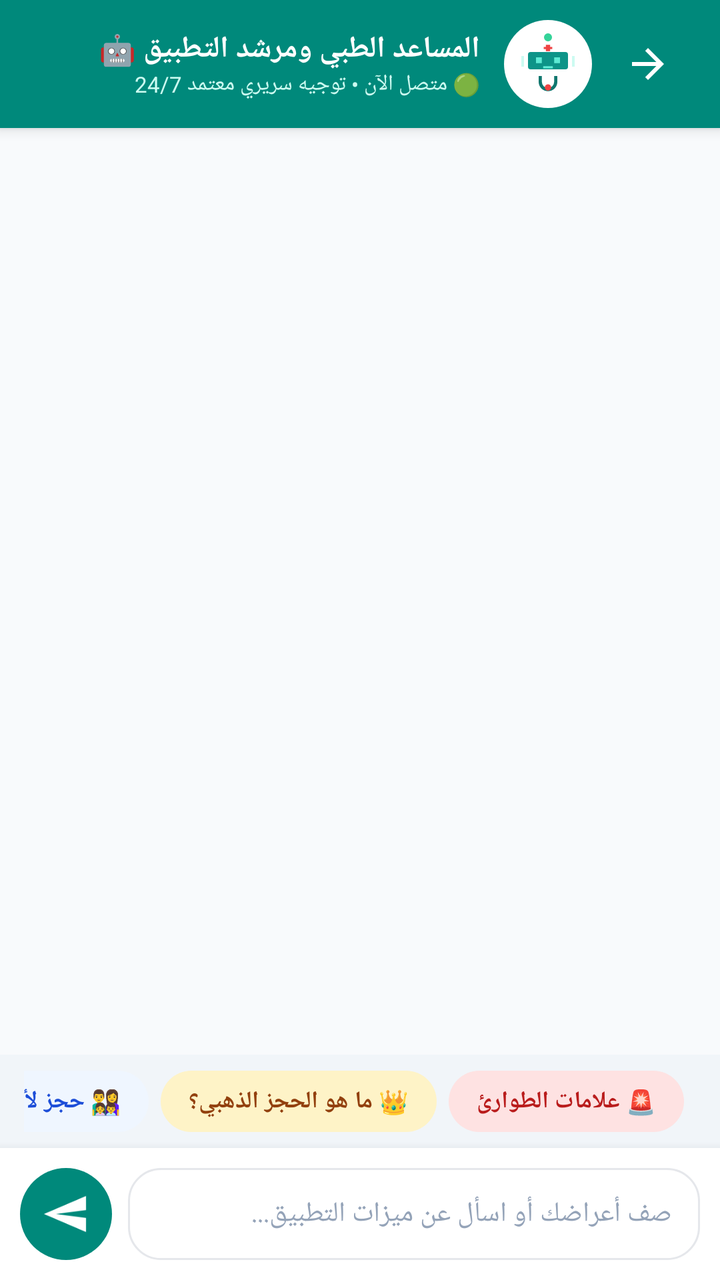
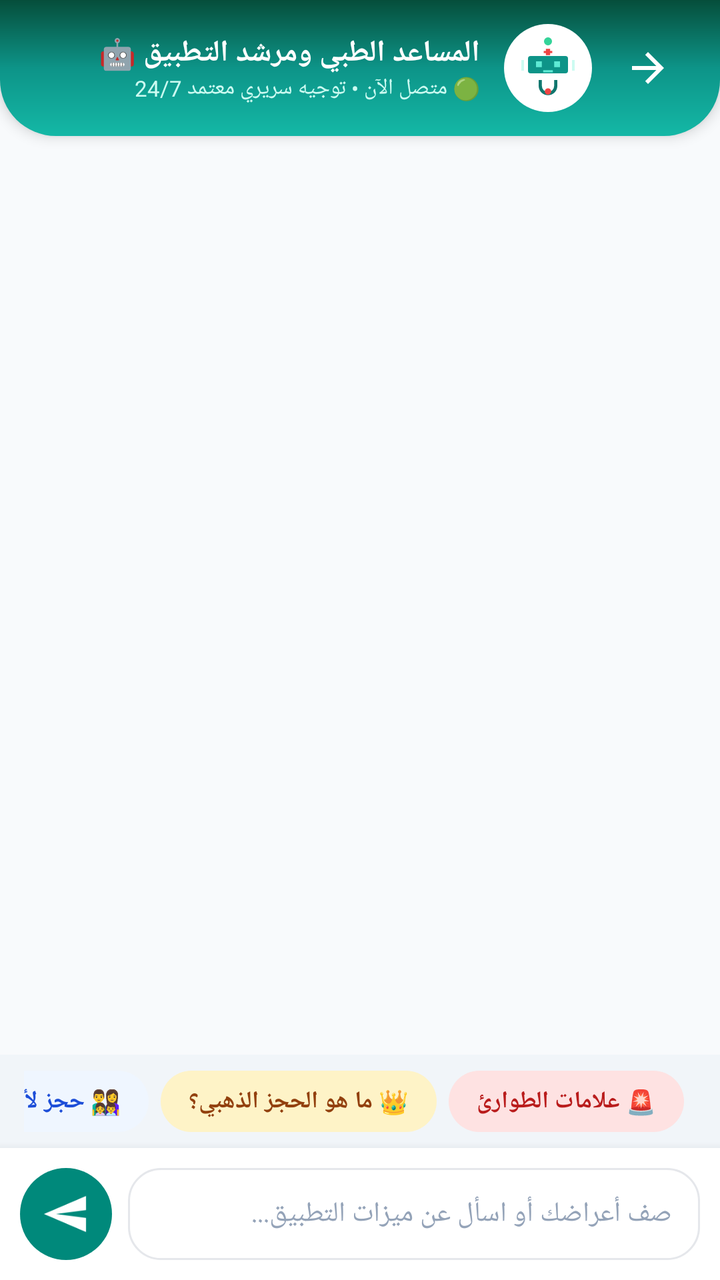

Before-and-after screenshots of an Android layout around one commit, followed by the original layout XML and the change that was made.
<!-- AndroidManifest.xml: application theme Theme.MedicalClinic -->
<!-- res/layout/activity_clinical_assistant.xml -->
<?xml version="1.0" encoding="utf-8"?>
<LinearLayout xmlns:android="http://schemas.android.com/apk/res/android"
    xmlns:app="http://schemas.android.com/apk/res-auto"
    android:layout_width="match_parent"
    android:layout_height="match_parent"
    android:orientation="vertical"
    android:background="#F8FAFC"
    android:layoutDirection="rtl">

    
    <LinearLayout
        android:layout_width="match_parent"
        android:layout_height="64dp"
        android:orientation="horizontal"
        android:gravity="center_vertical"
        android:background="#00897B"
        android:paddingHorizontal="16dp"
        android:elevation="4dp">

        <ImageButton
            android:id="@+id/btnBackAssistant"
            android:layout_width="40dp"
            android:layout_height="40dp"
            android:background="?attr/selectableItemBackgroundBorderless"
            android:src="@drawable/ic_arrow_back"
            app:tint="#FFFFFF"
            android:contentDescription="رجوع" />

        <FrameLayout
            android:layout_width="44dp"
            android:layout_height="44dp"
            android:layout_marginStart="8dp">

            <ImageView
                android:layout_width="match_parent"
                android:layout_height="match_parent"
                android:padding="6dp"
                android:background="@drawable/bg_circle_primary"
                android:backgroundTint="#FFFFFF"
                android:src="@drawable/ic_doctor_robot"
                android:contentDescription="روبوت طبيب" />
        </FrameLayout>

        <LinearLayout
            android:layout_width="0dp"
            android:layout_height="wrap_content"
            android:layout_weight="1"
            android:orientation="vertical"
            android:layout_marginStart="12dp">

            <TextView
                android:layout_width="wrap_content"
                android:layout_height="wrap_content"
                android:text="المساعد الطبي ومرشد التطبيق 🤖"
                android:textColor="#FFFFFF"
                android:textSize="15sp"
                android:textStyle="bold" />

            <TextView
                android:layout_width="wrap_content"
                android:layout_height="wrap_content"
                android:text="🟢 متصل الآن • توجيه سريري معتمد 24/7"
                android:textColor="#CCFBF1"
                android:textSize="11sp" />
        </LinearLayout>
    </LinearLayout>

    
    <androidx.recyclerview.widget.RecyclerView
        android:id="@+id/rvAssistantMessages"
        android:layout_width="match_parent"
        android:layout_height="0dp"
        android:layout_weight="1"
        android:clipToPadding="false"
        android:padding="12dp"
        android:scrollbars="vertical" />

    
    <LinearLayout
        android:id="@+id/layoutThinking"
        android:layout_width="match_parent"
        android:layout_height="wrap_content"
        android:orientation="horizontal"
        android:gravity="center_vertical"
        android:paddingHorizontal="16dp"
        android:paddingVertical="8dp"
        android:background="#E0F2F1"
        android:visibility="gone">

        <ProgressBar
            android:layout_width="18dp"
            android:layout_height="18dp"
            android:indeterminateTint="#00897B" />

        <TextView
            android:layout_width="wrap_content"
            android:layout_height="wrap_content"
            android:layout_marginStart="10dp"
            android:text="المساعد يحلل الأعراض ويبحث عن أنسب الأطباء..."
            android:textColor="#00695C"
            android:textSize="12sp"
            android:textStyle="bold" />
    </LinearLayout>

    
    <HorizontalScrollView
        android:id="@+id/scrollSuggestions"
        android:layout_width="match_parent"
        android:layout_height="wrap_content"
        android:scrollbars="none"
        android:paddingHorizontal="12dp"
        android:paddingVertical="8dp"
        android:background="#F1F5F9">

        <LinearLayout
            android:id="@+id/layoutSuggestions"
            android:layout_width="wrap_content"
            android:layout_height="wrap_content"
            android:orientation="horizontal">

            <TextView
                android:id="@+id/chipEmergency"
                android:layout_width="wrap_content"
                android:layout_height="wrap_content"
                android:background="@drawable/bg_pill_status_upcoming"
                android:backgroundTint="#FEE2E2"
                android:textColor="#B91C1C"
                android:textSize="12sp"
                android:textStyle="bold"
                android:singleLine="true"
                android:lines="1"
                android:paddingHorizontal="14dp"
                android:paddingVertical="7dp"
                android:text="🚨 علامات الطوارئ"
                android:layout_marginStart="6dp" />

            <TextView
                android:id="@+id/chipGoldenSeat"
                android:layout_width="wrap_content"
                android:layout_height="wrap_content"
                android:background="@drawable/bg_pill_status_upcoming"
                android:backgroundTint="#FEF3C7"
                android:textColor="#92400E"
                android:textSize="12sp"
                android:textStyle="bold"
                android:singleLine="true"
                android:lines="1"
                android:paddingHorizontal="14dp"
                android:paddingVertical="7dp"
                android:text="👑 ما هو الحجز الذهبي؟"
                android:layout_marginStart="6dp" />

            <TextView
                android:id="@+id/chipFamilyBooking"
                android:layout_width="wrap_content"
                android:layout_height="wrap_content"
                android:background="@drawable/bg_pill_status_upcoming"
                android:backgroundTint="#EFF6FF"
                android:textColor="#1D4ED8"
                android:textSize="12sp"
                android:textStyle="bold"
                android:singleLine="true"
                android:lines="1"
                android:paddingHorizontal="14dp"
                android:paddingVertical="7dp"
                android:text="👨‍👩‍👧‍👦 حجز لأحد أفراد العائلة"
                android:layout_marginStart="6dp" />

            <TextView
                android:id="@+id/chipNfcArrival"
                android:layout_width="wrap_content"
                android:layout_height="wrap_content"
                android:background="@drawable/bg_pill_status_upcoming"
                android:backgroundTint="#DCFCE7"
                android:textColor="#15803D"
                android:textSize="12sp"
                android:textStyle="bold"
                android:singleLine="true"
                android:lines="1"
                android:paddingHorizontal="14dp"
                android:paddingVertical="7dp"
                android:text="📍 تأكيد الحضور بـ NFC"
                android:layout_marginStart="6dp" />

            <TextView
                android:id="@+id/chipWalletRecharge"
                android:layout_width="wrap_content"
                android:layout_height="wrap_content"
                android:background="@drawable/bg_pill_status_upcoming"
                android:backgroundTint="#F3E8FF"
                android:textColor="#7E22CE"
                android:textSize="12sp"
                android:textStyle="bold"
                android:singleLine="true"
                android:lines="1"
                android:paddingHorizontal="14dp"
                android:paddingVertical="7dp"
                android:text="💳 شحن رصيد المحفظة"
                android:layout_marginStart="6dp" />
        </LinearLayout>
    </HorizontalScrollView>

    
    <LinearLayout
        android:layout_width="match_parent"
        android:layout_height="wrap_content"
        android:orientation="horizontal"
        android:gravity="center_vertical"
        android:padding="10dp"
        android:background="#FFFFFF"
        android:elevation="8dp">

        <EditText
            android:id="@+id/etAssistantInput"
            android:layout_width="0dp"
            android:layout_height="wrap_content"
            android:layout_weight="1"
            android:minHeight="46dp"
            android:maxHeight="110dp"
            android:background="@drawable/bg_input_field"
            android:hint="صف أعراضك أو اسأل عن ميزات التطبيق..."
            android:textColor="#1E293B"
            android:textColorHint="#94A3B8"
            android:textSize="14sp"
            android:paddingHorizontal="14dp"
            android:paddingVertical="10dp"
            android:inputType="textMultiLine" />

        <ImageButton
            android:id="@+id/btnSendAssistant"
            android:layout_width="46dp"
            android:layout_height="46dp"
            android:layout_marginStart="8dp"
            android:background="@drawable/bg_circle_primary"
            android:backgroundTint="#00897B"
            android:src="@drawable/ic_send"
            app:tint="#FFFFFF"
            android:contentDescription="إرسال" />
    </LinearLayout>
</LinearLayout>
<!-- resources referenced by this layout -->
<resources>
  <!-- drawable bg_circle_primary (drawable) -->
  <?xml version="1.0" encoding="utf-8"?>
  <shape xmlns:android="http://schemas.android.com/apk/res/android"
      android:shape="oval">
      <gradient
          android:type="linear"
          android:angle="135"
          android:startColor="#0EA5E9"
          android:endColor="#3B82F6" />
  </shape>
  <!-- drawable bg_input_field (drawable) -->
  <?xml version="1.0" encoding="utf-8"?>
  <shape xmlns:android="http://schemas.android.com/apk/res/android"
      android:shape="rectangle">
      <solid android:color="@color/surface_dark_elevated" />
      <corners android:radius="16dp" />
      <stroke
          android:width="1dp"
          android:color="@color/border_field" />
  </shape>
  <!-- drawable bg_pill_status_upcoming (drawable) -->
  <?xml version="1.0" encoding="utf-8"?>
  <shape xmlns:android="http://schemas.android.com/apk/res/android"
      android:shape="rectangle">
      <solid android:color="#FEF3C7" />
      <corners android:radius="100dp" />
  </shape>
  <!-- drawable ic_arrow_back (drawable) -->
  <?xml version="1.0" encoding="utf-8"?>
  <vector xmlns:android="http://schemas.android.com/apk/res/android"
      android:width="24dp"
      android:height="24dp"
      android:viewportWidth="24"
      android:viewportHeight="24"
      android:autoMirrored="true">
      <path
          android:fillColor="#0F172A"
          android:pathData="M20,11H7.83l5.59,-5.59L12,4l-8,8 8,8 1.41,-1.41L7.83,13H20v-2z" />
  </vector>
  <!-- drawable ic_send (drawable) -->
  <vector xmlns:android="http://schemas.android.com/apk/res/android"
      android:width="24dp"
      android:height="24dp"
      android:viewportWidth="24"
      android:viewportHeight="24"
      android:autoMirrored="true">
      <path
          android:fillColor="#FFFFFF"
          android:pathData="M2.01,21L23,12 2.01,3 2,10l15,2 -15,2z"/>
  </vector>
  <color name="surface_dark_elevated">#FFFFFF</color>
  <color name="border_field">#E5E7EB</color>
  <color name="brand_primary">#0A5C5F</color>
  <color name="brand_primary_soft">#E6F4F1</color>
  <color name="brand_primary_dark">#084749</color>
  <color name="brand_secondary">#10B981</color>
  <color name="brand_secondary_soft">#ECFDF5</color>
  <color name="brand_secondary_dark">#059669</color>
  <color name="brand_danger">#EF4444</color>
  <color name="surface_dark">#F8F9FA</color>
  <color name="on_surface_dark">#0A1929</color>
  <color name="surface_deep">#F1F5F9</color>
  <color name="on_surface_dark_secondary">#4B5563</color>
  <color name="divider">#E5E7EB</color>
  <style name="Animation.MedicalClinic.Activity" parent="@android:style/Animation.Activity">
          <item name="android:activityOpenEnterAnimation">@anim/activity_enter</item>
          <item name="android:activityOpenExitAnimation">@anim/activity_exit</item>
          <item name="android:activityCloseEnterAnimation">@anim/activity_pop_enter</item>
          <item name="android:activityCloseExitAnimation">@anim/activity_pop_exit</item>
      </style>
  <!-- unchanged entries left out for length: 2 -->
</resources>

<!-- the commit's change to res/layout/activity_clinical_assistant.xml (unified diff, before → after) -->
@@ -10,10 +10,10 @@
     
     <LinearLayout
         android:layout_width="match_parent"
-        android:layout_height="64dp"
+        android:layout_height="68dp"
         android:orientation="horizontal"
         android:gravity="center_vertical"
-        android:background="#00897B"
+        android:background="@drawable/bg_header_gradient_teal"
         android:paddingHorizontal="16dp"
         android:elevation="4dp">
 
<!-- resource entries referenced after the edit -->
@@ -9,6 +9,22 @@
           android:angle="135"
           android:startColor="#0EA5E9"
           android:endColor="#3B82F6" />
+  </shape>
+  <!-- drawable bg_header_gradient_teal (drawable) -->
+  <?xml version="1.0" encoding="utf-8"?>
+  <shape xmlns:android="http://schemas.android.com/apk/res/android"
+      android:shape="rectangle">
+      <gradient
+          android:type="linear"
+          android:angle="140"
+          android:startColor="#064E3B"
+          android:centerColor="#0D9488"
+          android:endColor="#14B8A6" />
+      <corners
+          android:bottomLeftRadius="28dp"
+          android:bottomRightRadius="28dp"
+          android:topLeftRadius="0dp"
+          android:topRightRadius="0dp" />
   </shape>
   <!-- drawable bg_input_field (drawable) -->
   <?xml version="1.0" encoding="utf-8"?>
